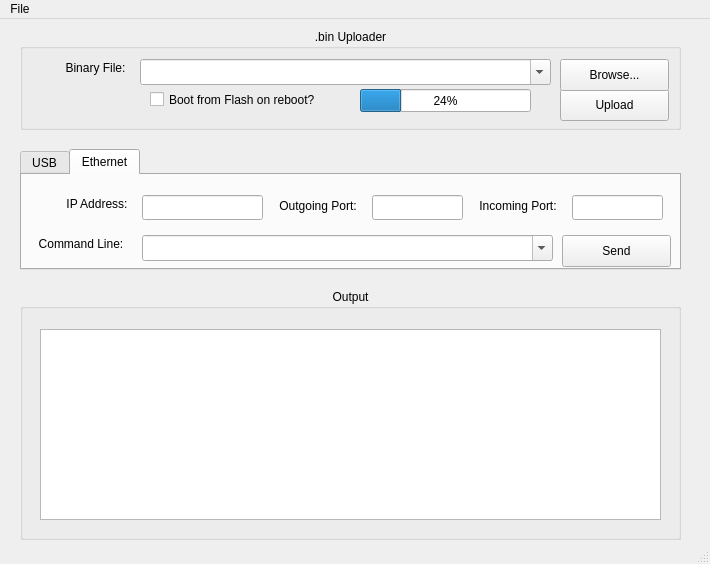
Old version of the form mchelper/trunk/mchelper.ui in the repository makingthings/makecontroller.
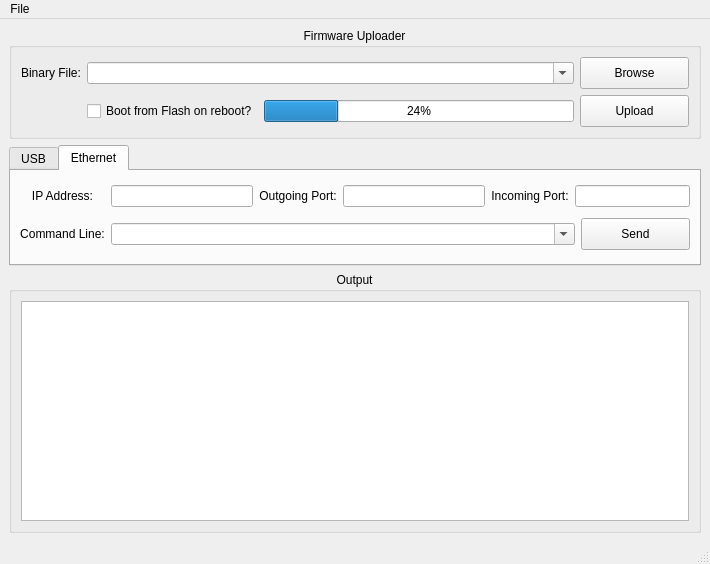
New version of the form. The open tabs and pages were chosen to show the change.

Commit message: now the window resizes.  woo hoo!

The edit to the form file:
```diff
--- a/mchelper/trunk/mchelper.ui
+++ b/mchelper/trunk/mchelper.ui
@@ -21,14 +21,146 @@
    <string>Make Controller Helper</string>
   </property>
   <widget class="QWidget" name="centralwidget" >
+   <layout class="QVBoxLayout" >
+    <property name="margin" >
+     <number>9</number>
+    </property>
+    <property name="spacing" >
+     <number>6</number>
+    </property>
+    <item>
+     <widget class="QGroupBox" name="uploaderGroupBox" >
+      <property name="minimumSize" >
+       <size>
+        <width>0</width>
+        <height>101</height>
+       </size>
+      </property>
+      <property name="maximumSize" >
+       <size>
+        <width>16777215</width>
+        <height>111</height>
+       </size>
+      </property>
+      <property name="title" >
+       <string>Firmware Uploader</string>
+      </property>
+      <property name="alignment" >
+       <set>Qt::AlignHCenter|Qt::AlignTop</set>
+      </property>
+      <layout class="QGridLayout" >
+       <property name="margin" >
+        <number>9</number>
+       </property>
+       <property name="spacing" >
+        <number>6</number>
+       </property>
+       <item row="1" column="3" >
+        <widget class="QPushButton" name="uploadButton" >
+         <property name="minimumSize" >
+          <size>
+           <width>109</width>
+           <height>32</height>
+          </size>
+         </property>
+         <property name="maximumSize" >
+          <size>
+           <width>109</width>
+           <height>32</height>
+          </size>
+         </property>
+         <property name="focusPolicy" >
+          <enum>Qt::NoFocus</enum>
+         </property>
+         <property name="text" >
+          <string>Upload</string>
+         </property>
+        </widget>
+       </item>
+       <item row="0" column="3" >
+        <widget class="QPushButton" name="fileSelectButton" >
+         <property name="minimumSize" >
+          <size>
+           <width>109</width>
+           <height>32</height>
+          </size>
+         </property>
+         <property name="maximumSize" >
+          <size>
+           <width>109</width>
+           <height>32</height>
+          </size>
+         </property>
+         <property name="focusPolicy" >
+          <enum>Qt::NoFocus</enum>
+         </property>
+         <property name="text" >
+          <string>Browse</string>
+         </property>
+        </widget>
+       </item>
+       <item row="1" column="2" >
+        <widget class="QProgressBar" name="progressBar" >
+         <property name="value" >
+          <number>24</number>
+         </property>
+         <property name="orientation" >
+          <enum>Qt::Horizontal</enum>
+         </property>
+        </widget>
+       </item>
+       <item row="0" column="1" colspan="2" >
+        <widget class="QComboBox" name="fileSelectText" >
+         <property name="editable" >
+          <bool>true</bool>
+         </property>
+         <property name="insertPolicy" >
+          <enum>QComboBox::InsertAtTop</enum>
+         </property>
+         <property name="minimumContentsLength" >
+          <number>1</number>
+         </property>
+        </widget>
+       </item>
+       <item row="0" column="0" >
+        <widget class="QLabel" name="fileLabel" >
+         <property name="acceptDrops" >
+          <bool>false</bool>
+         </property>
+         <property name="text" >
+          <string>Binary File:</string>
+         </property>
+         <property name="alignment" >
+          <set>Qt::AlignCenter</set>
+         </property>
+         <property name="buddy" >
+          <cstring>fileSelectText</cstring>
+         </property>
+        </widget>
+       </item>
+       <item row="1" column="1" >
+        <widget class="QCheckBox" name="bitFlipSwitch" >
+         <property name="text" >
+          <string>Boot from Flash on reboot?</string>
+         </property>
+        </widget>
+       </item>
+      </layout>
+     </widget>
+    </item>
+    <item>
    <widget class="QTabWidget" name="tabWidget" >
-    <property name="geometry" >
-     <rect>
-      <x>20</x>
-      <y>130</y>
-      <width>661</width>
+      <property name="minimumSize" >
+       <size>
+        <width>0</width>
       <height>121</height>
-     </rect>
+       </size>
+      </property>
+      <property name="maximumSize" >
+       <size>
+        <width>16777215</width>
+        <height>121</height>
+       </size>
     </property>
     <property name="currentIndex" >
      <number>0</number>
@@ -105,85 +237,38 @@
      <attribute name="toolTip" >
       <string>Send OSC messages to the Make Controller Kit via Ethernet</string>
      </attribute>
-     <widget class="QLabel" name="fileLabel_5" >
-      <property name="geometry" >
-       <rect>
-        <x>40</x>
-        <y>20</y>
-        <width>70</width>
-        <height>17</height>
-       </rect>
-      </property>
-      <property name="acceptDrops" >
-       <bool>false</bool>
-      </property>
-      <property name="text" >
-       <string>IP Address:</string>
-      </property>
-      <property name="alignment" >
-       <set>Qt::AlignCenter</set>
-      </property>
-      <property name="buddy" >
-       <cstring>textIPAddress</cstring>
-      </property>
-     </widget>
-     <widget class="QLineEdit" name="textIPAddress" >
-      <property name="geometry" >
-       <rect>
-        <x>120</x>
-        <y>20</y>
-        <width>121</width>
-        <height>25</height>
-       </rect>
-      </property>
-      <property name="toolTip" >
-       <string comment="IP address of the board to talk to" >The IP address of the board to talk to.</string>
-      </property>
-     </widget>
-     <widget class="QLabel" name="fileLabel_6" >
-      <property name="geometry" >
-       <rect>
-        <x>250</x>
-        <y>20</y>
-        <width>92</width>
-        <height>21</height>
-       </rect>
-      </property>
+       <layout class="QGridLayout" >
+        <property name="margin" >
+         <number>9</number>
+        </property>
+        <property name="spacing" >
+         <number>6</number>
+        </property>
+        <item row="1" column="0" >
+         <widget class="QLabel" name="fileLabel_2" >
       <property name="acceptDrops" >
        <bool>false</bool>
       </property>
       <property name="text" >
-       <string>Outgoing Port:</string>
+           <string>Command Line:</string>
       </property>
       <property name="alignment" >
        <set>Qt::AlignCenter</set>
       </property>
       <property name="buddy" >
-       <cstring>textRemotePort</cstring>
-      </property>
-     </widget>
-     <widget class="QLineEdit" name="textRemotePort" >
-      <property name="geometry" >
-       <rect>
-        <x>350</x>
-        <y>20</y>
-        <width>91</width>
-        <height>25</height>
-       </rect>
-      </property>
+           <cstring>commandLineUsb</cstring>
+          </property>
+         </widget>
+        </item>
+        <item row="0" column="5" colspan="2" >
+         <widget class="QLineEdit" name="textLocalPort" >
       <property name="toolTip" >
-       <string>Send messages to the board on this port.</string>
-      </property>
-     </widget>
+           <string>Listen on this port for messages from the board.</string>
+          </property>
+         </widget>
+        </item>
+        <item row="0" column="4" >
      <widget class="QLabel" name="fileLabel_4" >
-      <property name="geometry" >
-       <rect>
-        <x>450</x>
-        <y>20</y>
-        <width>92</width>
-        <height>21</height>
-       </rect>
-      </property>
       <property name="acceptDrops" >
        <bool>false</bool>
       </property>
@@ -197,49 +282,66 @@
        <cstring>textLocalPort</cstring>
       </property>
      </widget>
-     <widget class="QLineEdit" name="textLocalPort" >
-      <property name="geometry" >
-       <rect>
-        <x>550</x>
-        <y>20</y>
-        <width>91</width>
-        <height>25</height>
-       </rect>
-      </property>
+        </item>
+        <item row="0" column="3" >
+         <widget class="QLineEdit" name="textRemotePort" >
       <property name="toolTip" >
-       <string>Listen on this port for messages from the board.</string>
-      </property>
-     </widget>
-     <widget class="QLabel" name="fileLabel_2" >
-      <property name="geometry" >
-       <rect>
-        <x>10</x>
-        <y>60</y>
-        <width>98</width>
-        <height>17</height>
-       </rect>
-      </property>
+           <string>Send messages to the board on this port.</string>
+          </property>
+         </widget>
+        </item>
+        <item row="0" column="2" >
+         <widget class="QLabel" name="fileLabel_6" >
+          <property name="acceptDrops" >
+           <bool>false</bool>
+          </property>
+          <property name="text" >
+           <string>Outgoing Port:</string>
+          </property>
+          <property name="alignment" >
+           <set>Qt::AlignCenter</set>
+          </property>
+          <property name="buddy" >
+           <cstring>textRemotePort</cstring>
+          </property>
+         </widget>
+        </item>
+        <item row="0" column="1" >
+         <widget class="QLineEdit" name="textIPAddress" >
+          <property name="toolTip" >
+           <string comment="IP address of the board to talk to" >The IP address of the board to talk to.</string>
+          </property>
+         </widget>
+        </item>
+        <item row="0" column="0" >
+         <widget class="QLabel" name="fileLabel_5" >
       <property name="acceptDrops" >
        <bool>false</bool>
       </property>
       <property name="text" >
-       <string>Command Line:</string>
+           <string>IP Address:</string>
       </property>
       <property name="alignment" >
        <set>Qt::AlignCenter</set>
       </property>
       <property name="buddy" >
-       <cstring>commandLineUsb</cstring>
-      </property>
-     </widget>
+           <cstring>textIPAddress</cstring>
+          </property>
+         </widget>
+        </item>
+        <item row="1" column="6" >
      <widget class="QPushButton" name="sendButton" >
-      <property name="geometry" >
-       <rect>
-        <x>540</x>
-        <y>60</y>
+          <property name="minimumSize" >
+           <size>
         <width>109</width>
         <height>32</height>
-       </rect>
+           </size>
+          </property>
+          <property name="maximumSize" >
+           <size>
+            <width>109</width>
+            <height>32</height>
+           </size>
       </property>
       <property name="focusPolicy" >
        <enum>Qt::NoFocus</enum>
@@ -247,19 +349,16 @@
       <property name="toolTip" >
        <string>Send OSC messages/bundles to the board.</string>
       </property>
+          <property name="layoutDirection" >
+           <enum>Qt::RightToLeft</enum>
+          </property>
       <property name="text" >
        <string>Send</string>
       </property>
      </widget>
+        </item>
+        <item row="1" column="1" colspan="5" >
      <widget class="QComboBox" name="commandLine" >
-      <property name="geometry" >
-       <rect>
-        <x>120</x>
-        <y>60</y>
-        <width>411</width>
-        <height>26</height>
-       </rect>
-      </property>
       <property name="editable" >
        <bool>true</bool>
       </property>
@@ -270,32 +369,28 @@
        <number>1</number>
       </property>
      </widget>
-    </widget>
-   </widget>
+        </item>
+       </layout>
+      </widget>
+     </widget>
+    </item>
+    <item>
    <widget class="QGroupBox" name="groupBox" >
-    <property name="geometry" >
-     <rect>
-      <x>20</x>
-      <y>270</y>
-      <width>661</width>
-      <height>251</height>
-     </rect>
-    </property>
     <property name="title" >
      <string>Output</string>
     </property>
     <property name="alignment" >
      <set>Qt::AlignHCenter</set>
     </property>
+      <layout class="QGridLayout" >
+       <property name="margin" >
+        <number>9</number>
+       </property>
+       <property name="spacing" >
+        <number>6</number>
+       </property>
+       <item row="0" column="0" >
     <widget class="QTextEdit" name="mainConsole" >
-     <property name="geometry" >
-      <rect>
-       <x>20</x>
-       <y>40</y>
-       <width>621</width>
-       <height>191</height>
-      </rect>
-     </property>
      <property name="lineWrapMode" >
       <enum>QTextEdit::WidgetWidth</enum>
      </property>
@@ -303,119 +398,11 @@
       <bool>true</bool>
      </property>
     </widget>
-   </widget>
-   <widget class="QGroupBox" name="uploaderGroupBox" >
-    <property name="geometry" >
-     <rect>
-      <x>20</x>
-      <y>10</y>
-      <width>661</width>
-      <height>101</height>
-     </rect>
-    </property>
-    <property name="title" >
-     <string>.bin Uploader</string>
-    </property>
-    <property name="alignment" >
-     <set>Qt::AlignHCenter|Qt::AlignTop</set>
-    </property>
-    <widget class="QCheckBox" name="bitFlipSwitch" >
-     <property name="geometry" >
-      <rect>
-       <x>130</x>
-       <y>60</y>
-       <width>201</width>
-       <height>21</height>
-      </rect>
-     </property>
-     <property name="text" >
-      <string>Boot from Flash on reboot?</string>
-     </property>
-    </widget>
-    <widget class="QLabel" name="fileLabel" >
-     <property name="geometry" >
-      <rect>
-       <x>40</x>
-       <y>30</y>
-       <width>71</width>
-       <height>17</height>
-      </rect>
-     </property>
-     <property name="acceptDrops" >
-      <bool>false</bool>
-     </property>
-     <property name="text" >
-      <string>Binary File:</string>
-     </property>
-     <property name="alignment" >
-      <set>Qt::AlignCenter</set>
-     </property>
-     <property name="buddy" >
-      <cstring>fileSelectText</cstring>
-     </property>
-    </widget>
-    <widget class="QProgressBar" name="progressBar" >
-     <property name="geometry" >
-      <rect>
-       <x>340</x>
-       <y>60</y>
-       <width>171</width>
-       <height>23</height>
-      </rect>
-     </property>
-     <property name="value" >
-      <number>24</number>
-     </property>
-     <property name="orientation" >
-      <enum>Qt::Horizontal</enum>
-     </property>
-    </widget>
-    <widget class="QPushButton" name="uploadButton" >
-     <property name="geometry" >
-      <rect>
-       <x>540</x>
-       <y>60</y>
-       <width>109</width>
-       <height>32</height>
-      </rect>
-     </property>
-     <property name="text" >
-      <string>Upload</string>
-     </property>
-    </widget>
-    <widget class="QComboBox" name="fileSelectText" >
-     <property name="geometry" >
-      <rect>
-       <x>120</x>
-       <y>30</y>
-       <width>411</width>
-       <height>26</height>
-      </rect>
-     </property>
-     <property name="editable" >
-      <bool>true</bool>
-     </property>
-     <property name="insertPolicy" >
-      <enum>QComboBox::InsertAtTop</enum>
-     </property>
-     <property name="minimumContentsLength" >
-      <number>1</number>
-     </property>
-    </widget>
-    <widget class="QPushButton" name="fileSelectButton" >
-     <property name="geometry" >
-      <rect>
-       <x>540</x>
-       <y>30</y>
-       <width>109</width>
-       <height>32</height>
-      </rect>
-     </property>
-     <property name="text" >
-      <string>Browse...</string>
-     </property>
-    </widget>
-   </widget>
+       </item>
+      </layout>
+     </widget>
+    </item>
+   </layout>
   </widget>
   <widget class="QMenuBar" name="menubar" >
    <property name="geometry" >
```
Left out of the diff: 52 changed lines with no effect on the pictures. Lines whose indentation alone changed are shown as unchanged.
